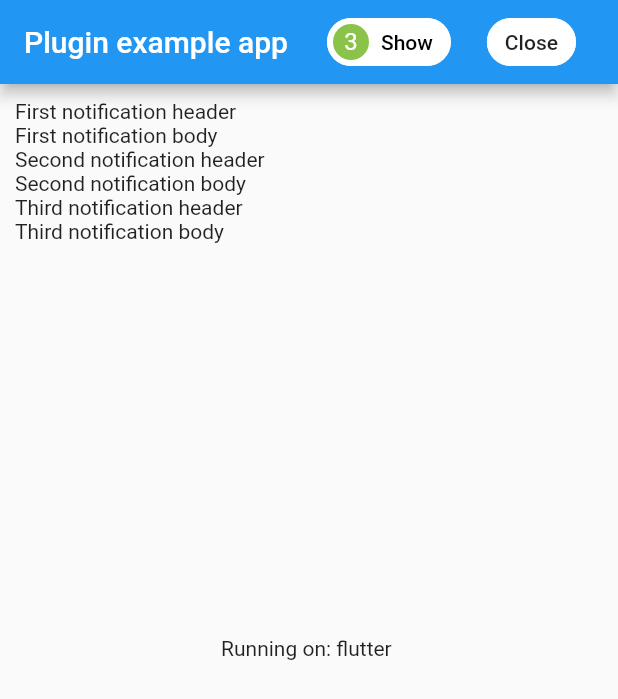
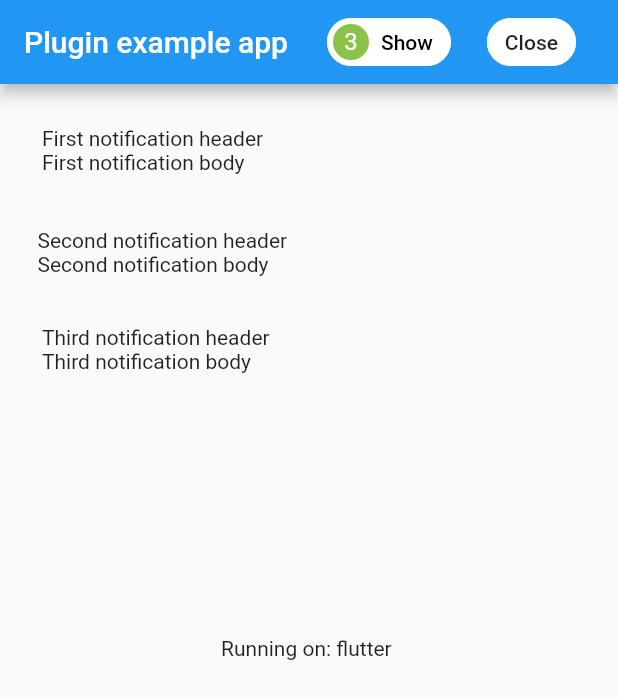
Before and after one commit to Hecatoncheir/notification_center, a Flutter app: the screen it shows after launch, after a tap on "Show", on a phone screen of 412 x 824 dp. Shown: the top 699 px of the screen. Run offline on Flutter 3.47's test engine with Material 2 defaults, Android fonts, the phone set to English and light mode, and no system bars.

Commit message:
Added default notification decoration with BackdropFilter.

```diff
--- a/example/lib/main.dart
+++ b/example/lib/main.dart
@@ -40,8 +40,14 @@ class _MyAppState extends State<MyApp> {
 
       Future.delayed(Duration(seconds: 2), () {
         final notification = NotificationModel(
-            header: NotificationHeader(text: 'Second notification header'),
-            body: NotificationBody(text: 'Second notification body'));
+            decoration: BoxDecoration(),
+            margin: EdgeInsets.all(5),
+            padding: EdgeInsets.all(10),
+            header: NotificationHeader(
+                text: 'Second notification header',
+                decoration: BoxDecoration()),
+            body: NotificationBody(
+                decoration: BoxDecoration(), text: 'Second notification body'));
         notificationCenterBloc.notifications.add(notification);
 
         Future.delayed(Duration(seconds: 3), () {
--- a/lib/models/notification.dart
+++ b/lib/models/notification.dart
@@ -1,23 +1,41 @@
+import 'package:flutter/material.dart';
 import 'package:flutter/widgets.dart';
 
 class NotificationModel {
   NotificationHeader header;
   NotificationBody body;
 
+  EdgeInsets margin;
+
+  EdgeInsets padding;
+
+  BoxDecoration decoration;
+  BoxDecoration defaultDecoration =
+      BoxDecoration(borderRadius: BorderRadius.circular(6));
+
   bool onlyOneNotificationShow;
 
   NotificationModel(
-      {this.header, this.body, this.onlyOneNotificationShow = false});
+      {this.header,
+      this.body,
+      this.margin = const EdgeInsets.all(3),
+      this.padding = const EdgeInsets.all(6),
+      this.decoration,
+      this.onlyOneNotificationShow = false});
 }
 
 class NotificationHeader {
   String text;
   BoxDecoration decoration;
+  BoxDecoration defaultDecoration = BoxDecoration();
+
   NotificationHeader({this.text, this.decoration});
 }
 
 class NotificationBody {
   String text;
   BoxDecoration decoration;
+  BoxDecoration defaultDecoration = BoxDecoration();
+
   NotificationBody({this.text, this.decoration});
 }
--- a/lib/notification_center.dart
+++ b/lib/notification_center.dart
@@ -1,3 +1,5 @@
+import 'dart:ui';
+
 import 'package:meta/meta.dart' show required;
 
 import 'package:flutter/material.dart';
@@ -42,17 +44,54 @@ class NotificationCenterWidget extends StatelessWidget {
 
   Widget _buildNotification(NotificationModel notification) => Dismissible(
         key: UniqueKey(),
-        child: Column(
-          children: <Widget>[
-            _buildNotificationHeader(notification.header),
-            _buildNotificationBody(notification.body)
-          ],
+        child: Container(
+          margin: notification.margin,
+          padding: notification.padding,
+          child: ClipRect(
+            child: notification.decoration != null
+                ? Column(
+                    children: <Widget>[
+                      _buildNotificationHeader(notification.header),
+                      _buildNotificationBody(notification.body)
+                    ],
+                  )
+                : SizedBox(
+                    width: double.infinity,
+                    height: 53,
+                    child: BackdropFilter(
+                      filter: ImageFilter.blur(sigmaX: 10, sigmaY: 10),
+                      child: Container(
+                          decoration: notification.defaultDecoration,
+                          padding: notification.padding,
+                          margin: notification.margin,
+                          child: Column(
+                            children: <Widget>[
+                              _buildNotificationHeader(notification.header),
+                              _buildNotificationBody(notification.body)
+                            ],
+                          )),
+                    )),
+          ),
         ),
       );
 
   Widget _buildNotificationHeader(NotificationHeader header) =>
-      Row(children: <Widget>[Flexible(child: Text(header.text))]);
+      Row(children: <Widget>[
+        Flexible(
+            child: header.decoration == null
+                ? Text(
+                    header.text,
+                    overflow: TextOverflow.ellipsis,
+                  )
+                : Text(header.text))
+      ]);
 
   Widget _buildNotificationBody(NotificationBody body) =>
-      Row(children: <Widget>[Flexible(child: Text(body.text))]);
+      Row(children: <Widget>[
+        Flexible(
+            child: Text(
+          body.text,
+          overflow: TextOverflow.ellipsis,
+        ))
+      ]);
 }
```
